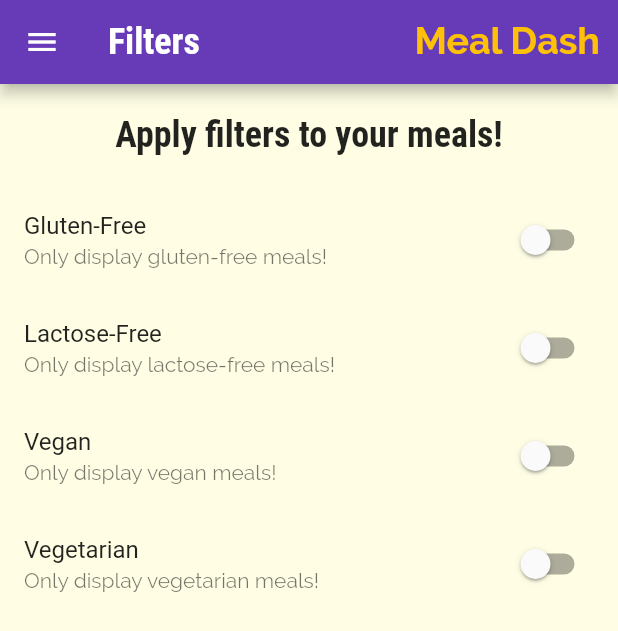
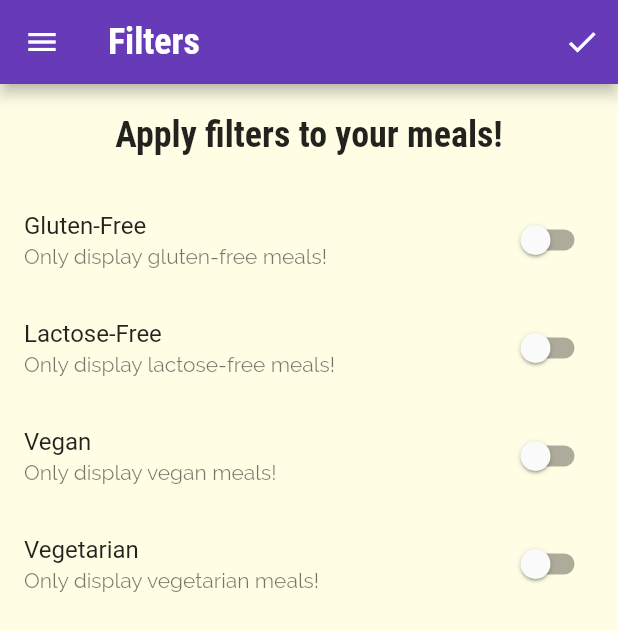
Before and after one commit to agrawalkunal2001/Meal_Dash, a Flutter app: the FiltersScreen screen opened by its route, on a phone screen of 412 x 824 dp. Shown: the top 631 px of the screen. Run offline on Flutter 3.47's test engine with Material 2 defaults, Android fonts, the phone set to English and light mode, and no system bars.

Commit message:
Added filtering logic

```diff
--- a/lib/main.dart
+++ b/lib/main.dart
@@ -1,16 +1,54 @@
 import 'package:flutter/material.dart';
+import 'package:meal_dash/data.dart';
 import 'package:meal_dash/screens/filters_screen.dart';
 import 'package:meal_dash/screens/meal_category_screen.dart';
 import 'package:meal_dash/screens/meal_detail_screen.dart';
 import 'package:meal_dash/screens/tabs_screen.dart';
+import 'models/meal.dart';
 import 'screens/categories_screen.dart';
 
 void main() {
-  runApp(const MyApp());
+  runApp(MyApp());
 }
 
-class MyApp extends StatelessWidget {
+class MyApp extends StatefulWidget {
   const MyApp({Key? key}) : super(key: key);
+
+  @override
+  State<MyApp> createState() => _MyAppState();
+}
+
+class _MyAppState extends State<MyApp> {
+  Map<String, bool> _filters = {
+    "gluten": false,
+    "lactose": false,
+    "vegan": false,
+    "vegetarian": false
+  };
+
+  List<Meal> _availableMeals = mealData;
+
+  void _setFilters(Map<String, bool> filterData) {
+    setState(() {
+      _filters = filterData;
+      _availableMeals = mealData.where((element) {
+        if (_filters["gluten"] == true && !element.isGlutenFree) {
+          return false;
+        }
+        if (_filters["lactose"] == true && !element.isLactoseFree) {
+          return false;
+        }
+        if (_filters["vegan"] == true && !element.isVegan) {
+          return false;
+        }
+        if (_filters["vegetarian"] == true && !element.isVegetarian) {
+          return false;
+        }
+        return true;
+      }).toList();
+      Navigator.pushNamed(context, MealCategoryScreen.routeName);
+    });
+  }
 
   @override
   Widget build(BuildContext context) {
@@ -37,9 +75,10 @@ class MyApp extends StatelessWidget {
       ),
       routes: {
         "/": (ctx) => TabsScreen(),
-        MealCategoryScreen.routeName: (ctx) => MealCategoryScreen(),
+        MealCategoryScreen.routeName: (ctx) =>
+            MealCategoryScreen(_availableMeals),
         MealDetailScreen.routeName: (ctx) => MealDetailScreen(),
-        FiltersScreen.routeName: (ctx) => FiltersScreen(),
+        FiltersScreen.routeName: (ctx) => FiltersScreen(_filters, _setFilters),
       },
       onGenerateRoute: (settings) {
         // This function runs when a navigation is to occur and the route is not registered in the routes table above.
--- a/lib/screens/filters_screen.dart
+++ b/lib/screens/filters_screen.dart
@@ -1,9 +1,15 @@
 import 'package:flutter/material.dart';
+import 'package:meal_dash/screens/meal_category_screen.dart';
 import 'package:meal_dash/widgets/main_drawer.dart';
 
 class FiltersScreen extends StatefulWidget {
-  const FiltersScreen({Key? key}) : super(key: key);
   static const routeName = "/filters";
+
+  final Map<String, bool> currentFilters;
+  final Function saveFilters;
+
+  FiltersScreen(this.currentFilters, this.saveFilters);
+
   @override
   _FiltersScreenState createState() => _FiltersScreenState();
 }
@@ -15,19 +21,31 @@ class _FiltersScreenState extends State<FiltersScreen> {
   var _vegetarian = false;
 
   @override
+  void initState() {
+    _glutenFree = widget.currentFilters["gluten"] as bool;
+    _lactoseFree = widget.currentFilters["lactose"] as bool;
+    _vegan = widget.currentFilters["vegan"] as bool;
+    _vegetarian = widget.currentFilters["vegetarian"] as bool;
+    super.initState();
+  }
+
+  @override
   Widget build(BuildContext context) {
     return Scaffold(
       appBar: AppBar(
         title: Text("Filters"),
         actions: <Widget>[
-          Container(
-            padding: EdgeInsets.all(12),
-            child: Text("Meal Dash",
-                style: TextStyle(
-                    color: Theme.of(context).accentColor,
-                    fontSize: 25,
-                    fontWeight: FontWeight.bold)),
-          )
+          IconButton(
+              onPressed: () {
+                final _selectedFilters = {
+                  "gluten": _glutenFree,
+                  "lactose": _lactoseFree,
+                  "vegan": _vegan,
+                  "vegetarian": _vegetarian
+                };
+                widget.saveFilters(_selectedFilters);
+              },
+              icon: Icon(Icons.check)),
         ],
       ),
       drawer: MainDrawer(),
--- a/lib/screens/meal_category_screen.dart
+++ b/lib/screens/meal_category_screen.dart
@@ -6,12 +6,16 @@ import 'package:meal_dash/widgets/meal_item.dart';
 class MealCategoryScreen extends StatefulWidget {
   static const routeName = "/meal-category";
 
+  final List<Meal> availableMeals;
+
+  MealCategoryScreen(this.availableMeals);
+
   @override
   State<MealCategoryScreen> createState() => _MealCategoryScreenState();
 }
 
 class _MealCategoryScreenState extends State<MealCategoryScreen> {
-  // Converted to stateful widget to add remoce meal function which removes a meal from meal category screen after it is popped.
+  // Converted to stateful widget to add remove meal function which removes a meal from meal category screen after it is popped.
   String? categoryTitle;
   List<Meal>? categoryMeal;
   bool _loadInit = false;
@@ -38,7 +42,7 @@ class _MealCategoryScreenState extends State<MealCategoryScreen> {
           as Map<String, String>; // In CategoryItem, arguments is a map.
       final categoryId = routeArgs["id"];
       categoryTitle = routeArgs["title"];
-      categoryMeal = mealData.where((meal) {
+      categoryMeal = widget.availableMeals.where((meal) {
         return meal.categories.contains(categoryId);
       }).toList();
       _loadInit = true;
```
